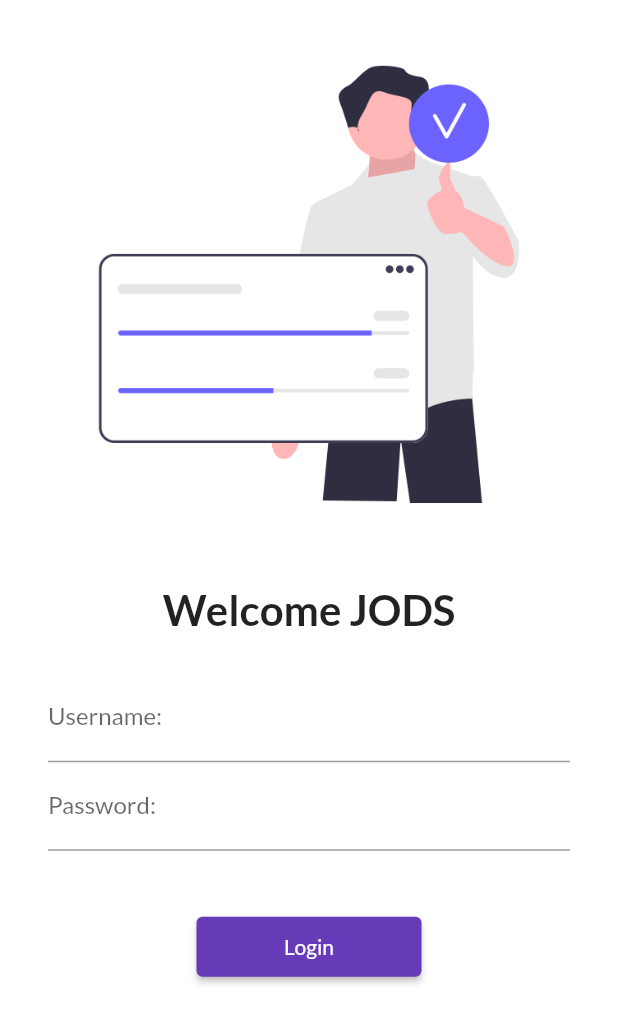
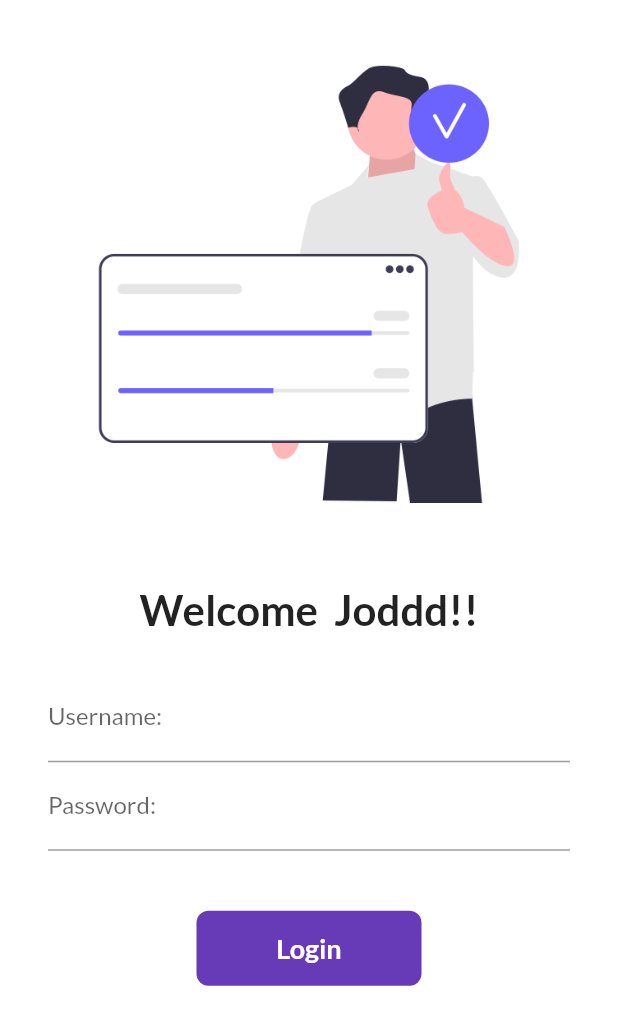
Before and after one commit to ITDhruv/FlutterMonth, a Flutter app: the screen it shows after launch, on a phone screen of 412 x 824 dp. Shown: the top 1025 px of the screen. Run offline on Flutter 3.47's test engine with Material 2 defaults, Android fonts, the phone set to English and light mode, and no system bars; our stand-ins replace google_fonts.

Commit message:
commit done!

```diff
--- a/lib/pages/login_page.dart
+++ b/lib/pages/login_page.dart
@@ -3,9 +3,16 @@
 import 'package:flutter/material.dart';
 import 'package:flutter_catalog/utils/routes.dart';
 
-class LoginPage extends StatelessWidget {
+class LoginPage extends StatefulWidget {
   const LoginPage({super.key});
 
+  @override
+  State<LoginPage> createState() => _LoginPageState();
+}
+
+class _LoginPageState extends State<LoginPage> {
+  String name = "";
+  bool changeButton = false;
   @override
   Widget build(BuildContext context) {
     return Material(
@@ -17,7 +24,7 @@ class LoginPage extends StatelessWidget {
                   fit: BoxFit.cover),
               SizedBox(height: 10.0),
               Text(
-                "Welcome JODS",
+                "Welcome $name Joddd!!",
                 style: TextStyle(
                   fontSize: 28,
                   fontWeight: FontWeight.bold,
@@ -34,6 +41,10 @@ class LoginPage extends StatelessWidget {
                         hintText: "Enter your username",
                         labelText: "Username: ",
                       ),
+                      onChanged: (value) {
+                        name = value;
+                        setState(() {});
+                      },
                     ),
                     TextFormField(
                       obscureText: true,
@@ -43,12 +54,45 @@ class LoginPage extends StatelessWidget {
                       ),
                     ),
                     SizedBox(height: 40.0),
-                    ElevatedButton(
-                        style: TextButton.styleFrom(minimumSize: Size(150, 40)),
-                        onPressed: () {
-                          Navigator.pushNamed(context, MyRoutes.homeRoute);
-                        },
-                        child: Text("Login"))
+
+                    InkWell(
+                      onTap: () async {
+                        setState(() {
+                          changeButton = true;
+                        });
+                        await Future.delayed(Duration(seconds: 1));
+                        Navigator.pushNamed(context, MyRoutes.homeRoute);
+                      },
+                      child: AnimatedContainer(
+                        duration: Duration(seconds: 1),
+                        width: changeButton ? 50 : 150,
+                        height: 50,
+                        alignment: Alignment.center,
+                        child: changeButton
+                            ? Icon(
+                                Icons.done,
+                                color: Colors.white,
+                              )
+                            : Text(
+                                "Login",
+                                style: TextStyle(
+                                    color: Colors.white,
+                                    fontWeight: FontWeight.bold,
+                                    fontSize: 18),
+                              ),
+                        decoration: BoxDecoration(
+                          color: Colors.deepPurple,
+                          borderRadius:
+                              BorderRadius.circular(changeButton ? 50 : 8),
+                        ),
+                      ),
+                    )
+                    // ElevatedButton(
+                    //     style: TextButton.styleFrom(minimumSize: Size(150, 40)),
+                    //     onPressed: () {
+                    //       Navigator.pushNamed(context, MyRoutes.homeRoute);
+                    //     },
+                    //     child: Text("Login"))
                   ],
                 ),
               )
```
